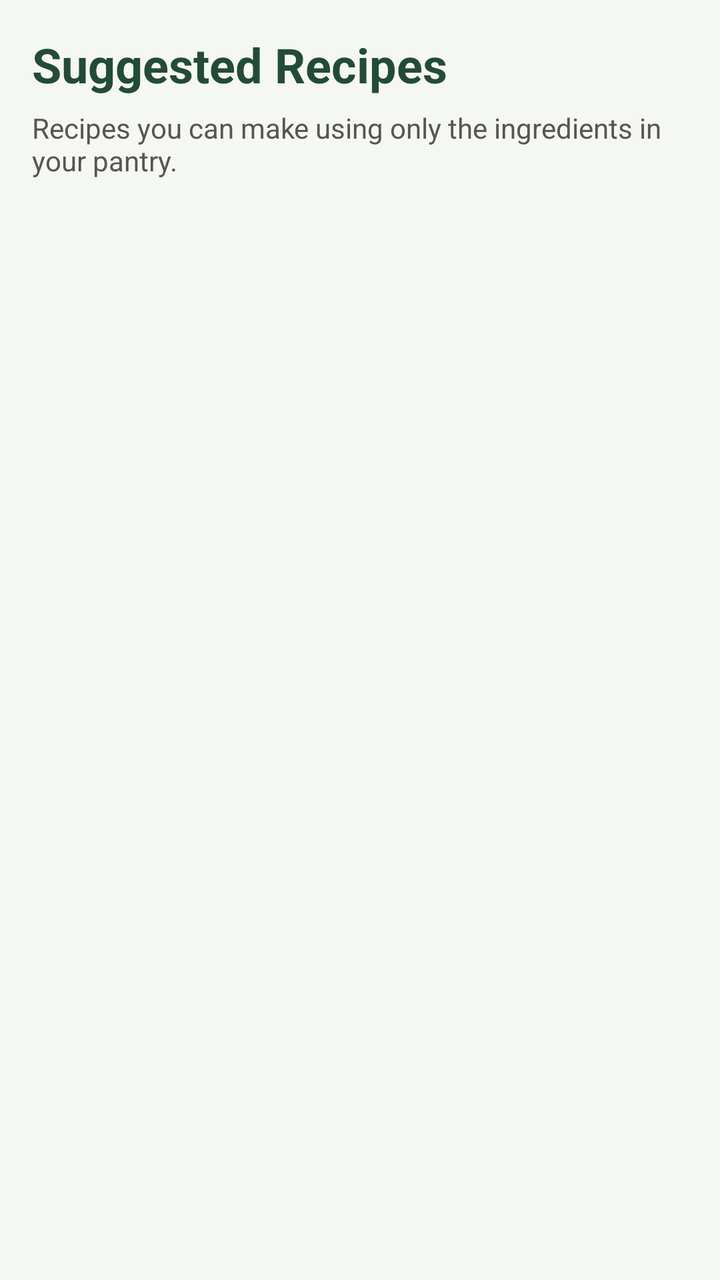
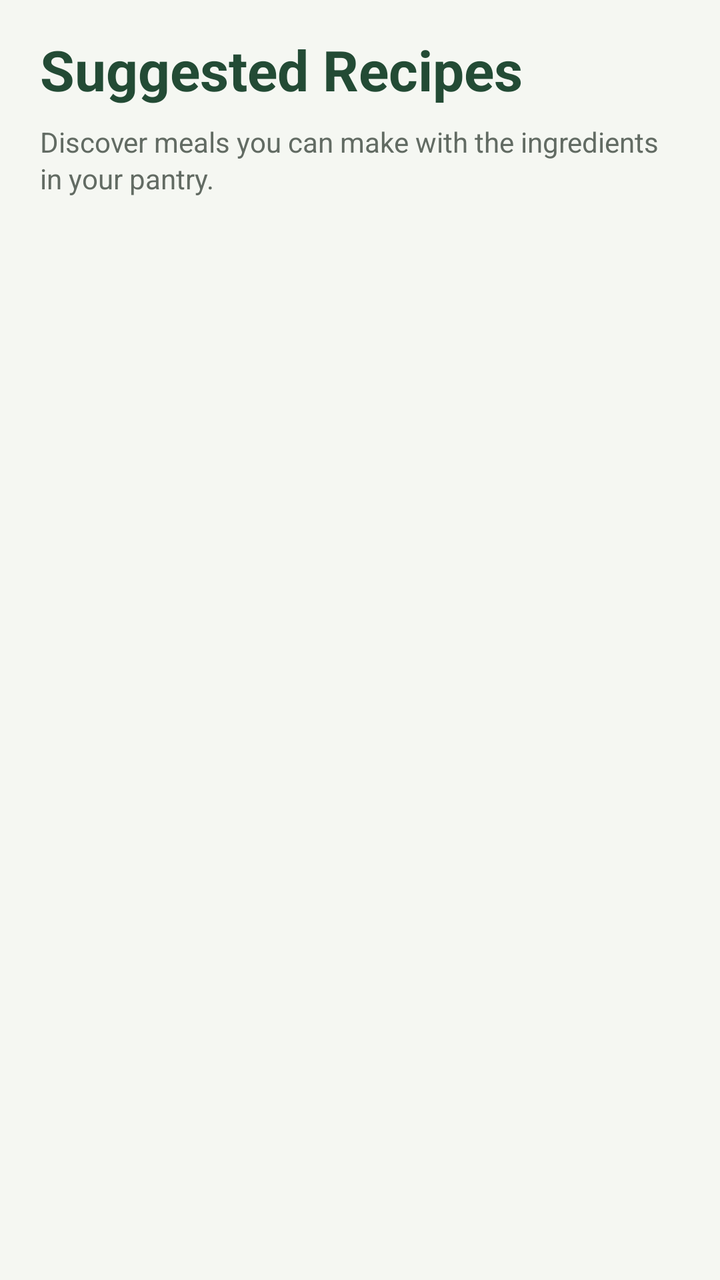

An Android layout rendered at two revisions. The XML below is the earlier revision; the diff shows what the commit changed to produce the second picture.
<!-- AndroidManifest.xml: application theme Theme.SmartPantryManager -->
<!-- res/layout/activity_suggested_recipes.xml -->
<?xml version="1.0" encoding="utf-8"?>
<LinearLayout
    xmlns:android="http://schemas.android.com/apk/res/android"
    android:layout_width="match_parent"
    android:layout_height="match_parent"
    android:orientation="vertical"
    android:padding="16dp"
    android:background="#F5F7F2">

    <TextView
        android:layout_width="match_parent"
        android:layout_height="wrap_content"
        android:text="Suggested Recipes"
        android:textSize="24sp"
        android:textStyle="bold"
        android:textColor="#234B35"
        android:layout_marginBottom="6dp" />

    <TextView
        android:layout_width="match_parent"
        android:layout_height="wrap_content"
        android:text="Recipes you can make using only the ingredients in your pantry."
        android:textSize="14sp"
        android:textColor="#555555"
        android:layout_marginBottom="16dp" />

    <TextView
        android:id="@+id/txtNoRecipes"
        android:layout_width="match_parent"
        android:layout_height="wrap_content"
        android:text="No recipes match your pantry yet. \nAdd more ingredients to discover recipes."
        android:textSize="16sp"
        android:textColor="#555555"
        android:gravity="center"
        android:padding="32dp"
        android:visibility="gone" />

    <ListView
        android:id="@+id/listRecipes"
        android:layout_width="match_parent"
        android:layout_height="0dp"
        android:layout_weight="1"
        android:divider="#DDDDDD"
        android:dividerHeight="8dp" />

</LinearLayout>
<!-- resources referenced by this layout -->
<resources>
  <style name="Theme.SmartPantryManager" parent="Base.Theme.SmartPantryManager" />
  <style name="Base.Theme.SmartPantryManager" parent="Theme.Material3.DayNight">
  
          
          
      </style>
</resources>

<!-- the commit's change to res/layout/activity_suggested_recipes.xml (unified diff, before → after) -->
@@ -4,43 +4,58 @@
     android:layout_width="match_parent"
     android:layout_height="match_parent"
     android:orientation="vertical"
-    android:padding="16dp"
-    android:background="#F5F7F2">
+    android:background="#F5F7F2"
+    android:paddingStart="20dp"
+    android:paddingEnd="20dp"
+    android:paddingTop="16dp"
+    android:paddingBottom="12dp">
 
+    
     <TextView
         android:layout_width="match_parent"
         android:layout_height="wrap_content"
         android:text="Suggested Recipes"
-        android:textSize="24sp"
+        android:textSize="28sp"
         android:textStyle="bold"
         android:textColor="#234B35"
-        android:layout_marginBottom="6dp" />
+        android:layout_marginBottom="8dp" />
 
+    
     <TextView
         android:layout_width="match_parent"
         android:layout_height="wrap_content"
-        android:text="Recipes you can make using only the ingredients in your pantry."
+        android:text="Discover meals you can make with the ingredients in your pantry."
         android:textSize="14sp"
-        android:textColor="#555555"
-        android:layout_marginBottom="16dp" />
+        android:textColor="#626B63"
+        android:lineSpacingExtra="2dp"
+        android:layout_marginBottom="20dp" />
 
+    
     <TextView
         android:id="@+id/txtNoRecipes"
         android:layout_width="match_parent"
         android:layout_height="wrap_content"
-        android:text="No recipes match your pantry yet. \nAdd more ingredients to discover recipes."
+        android:text="No recipes match your pantry yet. \nAdd ingredients to discover meals you can make."
         android:textSize="16sp"
-        android:textColor="#555555"
+        android:textColor="#626B63"
         android:gravity="center"
-        android:padding="32dp"
+        android:padding="28dp"
+        android:background="#FFFFFF"
         android:visibility="gone" />
 
+    
     <ListView
         android:id="@+id/listRecipes"
         android:layout_width="match_parent"
         android:layout_height="0dp"
         android:layout_weight="1"
-        android:divider="#DDDDDD"
-        android:dividerHeight="8dp" />
+        android:divider="@android:color/transparent"
+        android:dividerHeight="10dp"
+        android:scrollbars="vertical"
+        android:fadeScrollbars="false"
+        android:clipToPadding="false"
+        android:paddingBottom="8dp"
+        android:focusable="true"
+        android:clickable="true" />
 
 </LinearLayout>
